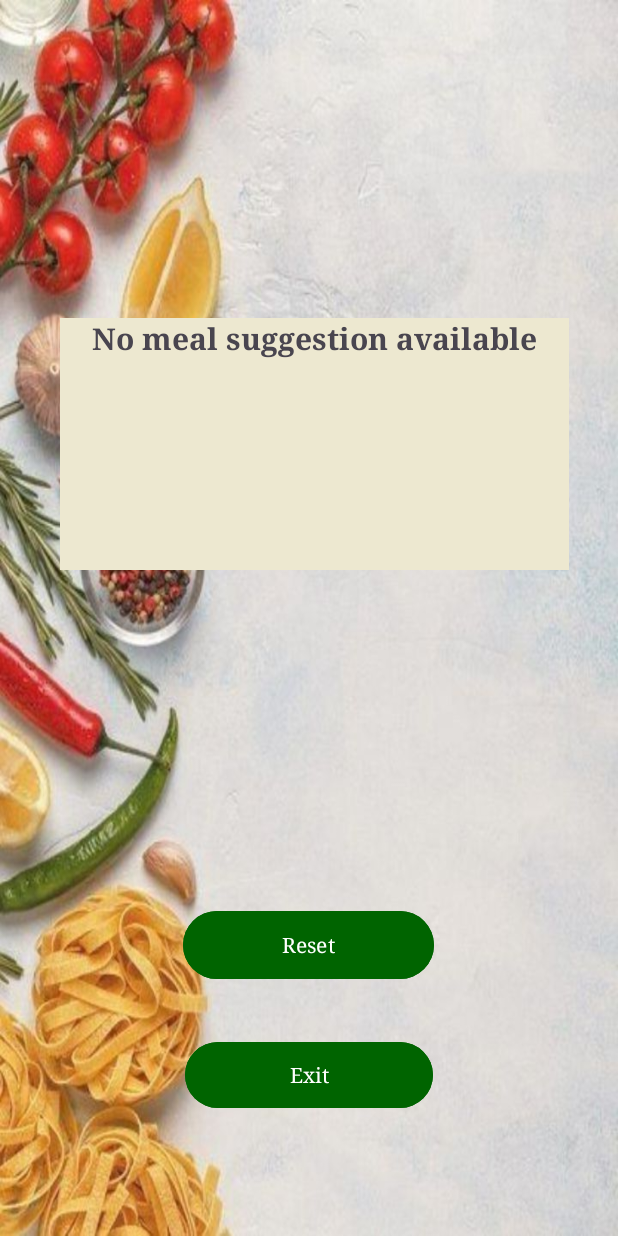
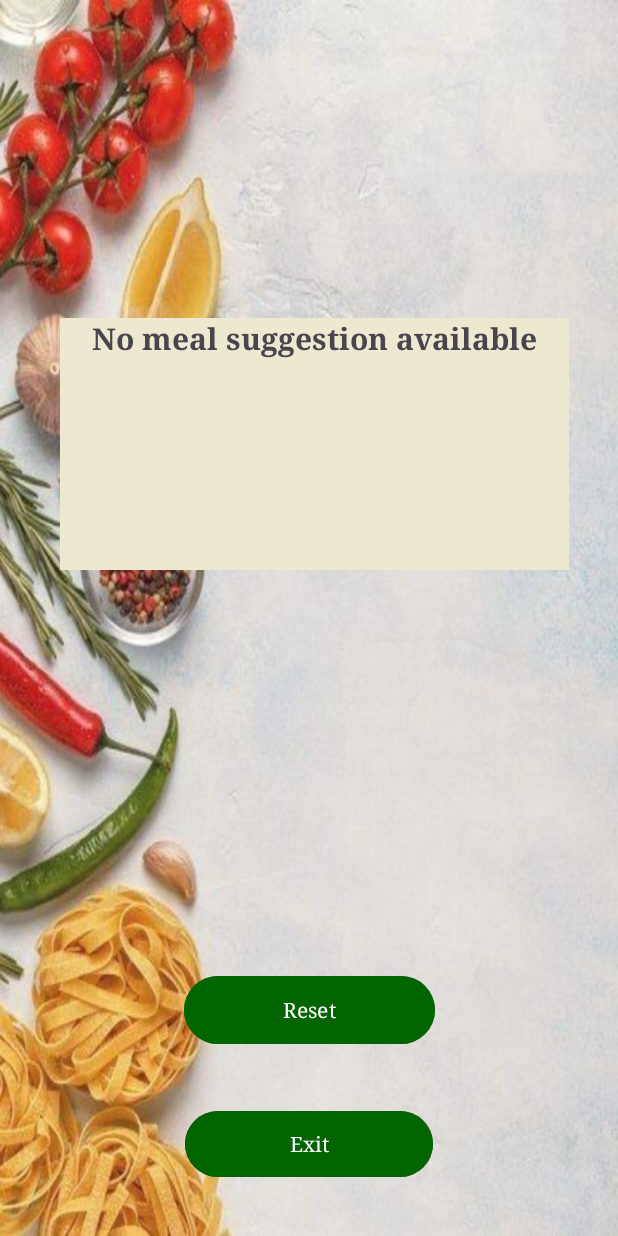
Before and after one commit to VCSTDN2024/imad5112-assignment-1-ST10480778, an Android app: the Suggestionone screen opened directly, with no data from a screen before it, on a phone screen of 412 x 824 dp. Run offline under Robolectric (Android 15) with nearby library versions, the phone set to English and light mode, and no system bars; Roboto replaces fonts that are not available here.

Commit message:
last commit

```diff
--- a/app/src/main/java/com/example/mealapp/suggestionone.kt
+++ b/app/src/main/java/com/example/mealapp/suggestionone.kt
@@ -4,6 +4,7 @@ import android.content.Intent
 import android.os.Bundle
 import android.widget.Button
 import android.widget.TextView
+import android.widget.Toast
 import androidx.activity.enableEdgeToEdge
 import androidx.appcompat.app.AppCompatActivity
 import androidx.core.view.ViewCompat
@@ -28,6 +29,8 @@ class Suggestionone : AppCompatActivity() {
 
      // used intent instead of clear() because it provided the reset function of application
         resetButton.setOnClickListener {
+
+            Toast.makeText(this,"cleared and returned to the main page",Toast.LENGTH_SHORT).show()
             intent = Intent(this, MainActivity::class.java)
             startActivity(intent)
 
--- a/app/src/main/res/layout/activity_suggestionone.xml
+++ b/app/src/main/res/layout/activity_suggestionone.xml
@@ -22,25 +22,25 @@
         android:textColor="@color/white"
         app:layout_constraintBottom_toBottomOf="parent"
         app:layout_constraintEnd_toEndOf="parent"
+        app:layout_constraintHorizontal_bias="0.493"
         app:layout_constraintStart_toStartOf="parent"
-        app:layout_constraintTop_toTopOf="parent" />
+        app:layout_constraintTop_toTopOf="parent"
+        app:layout_constraintVertical_bias="1.0" />
 
     <Button
         android:id="@+id/exitBtn"
         android:layout_width="165dp"
         android:layout_height="52dp"
-        android:layout_marginStart="161dp"
-        android:layout_marginTop="646dp"
-        android:layout_marginEnd="162dp"
-        android:layout_marginBottom="37dp"
+        android:layout_marginStart="123dp"
+        android:layout_marginEnd="123dp"
+        android:layout_marginBottom="35dp"
         android:backgroundTint="@color/DarkGreen"
         android:fontFamily="serif"
         android:text="Exit"
         android:textColor="@color/white"
         app:layout_constraintBottom_toBottomOf="parent"
         app:layout_constraintEnd_toEndOf="parent"
-        app:layout_constraintStart_toStartOf="parent"
-        app:layout_constraintTop_toTopOf="parent" />
+        app:layout_constraintStart_toStartOf="parent" />
 
     <TextView
         android:id="@+id/resultsText"
@@ -58,4 +58,5 @@
         app:layout_constraintBottom_toBottomOf="parent"
         app:layout_constraintStart_toStartOf="parent"
         app:layout_constraintTop_toTopOf="parent" />
+
 </androidx.constraintlayout.widget.ConstraintLayout>
```
Also changed, not shown: app/src/main/java/com/example/mealapp/MainActivity.kt (+9 -8 lines).
